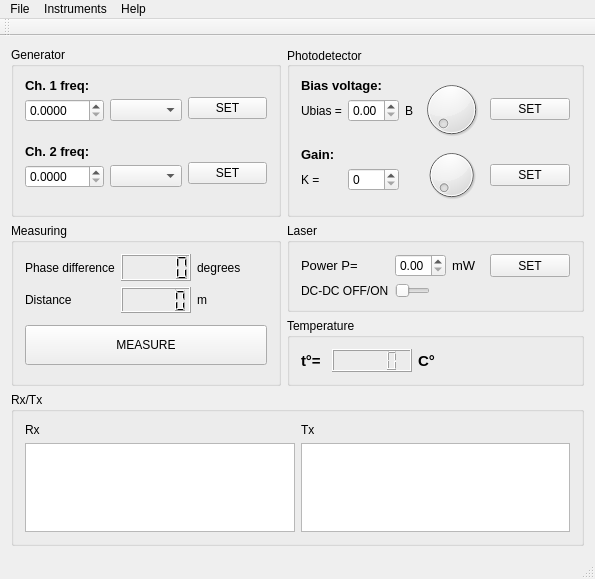
AlienDrew/lidar, file sources/presentation/ui/main_window/mainwindow.ui: the form before one commit.
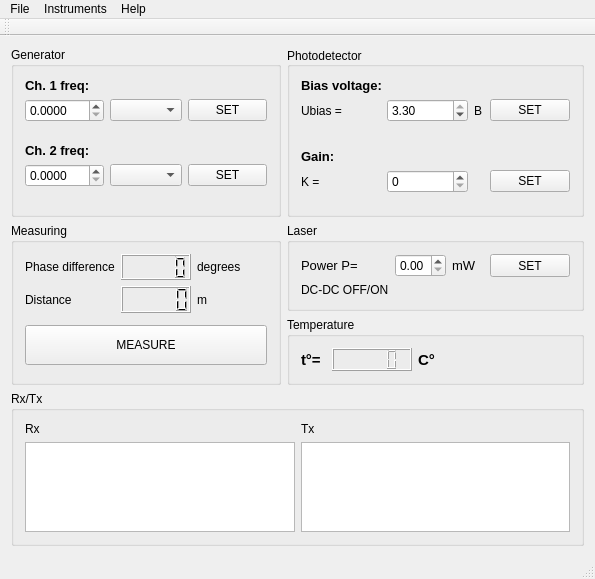
The form after the commit.

Commit message: released switch button for dc-dc, dc-dc on/off command for MCU added, small DAC uints fixes

```diff
--- a/sources/presentation/ui/main_window/mainwindow.ui
+++ b/sources/presentation/ui/main_window/mainwindow.ui
@@ -243,28 +243,6 @@
          </property>
         </widget>
        </item>
-       <item row="1" column="1">
-        <widget class="QSlider" name="pulseBoostSwitch">
-         <property name="minimumSize">
-          <size>
-           <width>0</width>
-           <height>0</height>
-          </size>
-         </property>
-         <property name="maximumSize">
-          <size>
-           <width>35</width>
-           <height>16777215</height>
-          </size>
-         </property>
-         <property name="maximum">
-          <number>1</number>
-         </property>
-         <property name="orientation">
-          <enum>Qt::Horizontal</enum>
-         </property>
-        </widget>
-       </item>
        <item row="0" column="1">
         <widget class="QDoubleSpinBox" name="laserPwrBox">
          <property name="maximum">
@@ -332,6 +310,19 @@
       <layout class="QGridLayout" name="gridLayout_3">
        <item row="0" column="0">
         <layout class="QGridLayout" name="gridLayout_2">
+         <item row="2" column="1">
+          <spacer name="verticalSpacer_2">
+           <property name="orientation">
+            <enum>Qt::Vertical</enum>
+           </property>
+           <property name="sizeHint" stdset="0">
+            <size>
+             <width>20</width>
+             <height>40</height>
+            </size>
+           </property>
+          </spacer>
+         </item>
          <item row="1" column="1">
           <widget class="QDoubleSpinBox" name="ch1Box">
            <property name="decimals">
@@ -382,9 +373,6 @@
            </property>
           </widget>
          </item>
-         <item row="4" column="2">
-          <widget class="QComboBox" name="ch2Units"/>
-         </item>
          <item row="1" column="2">
           <widget class="QComboBox" name="ch1Units"/>
          </item>
@@ -398,20 +386,36 @@
            </property>
           </widget>
          </item>
-         <item row="3" column="3" rowspan="3">
-          <widget class="QPushButton" name="setCh2Button">
-           <property name="text">
-            <string>SET</string>
+         <item row="4" column="2">
+          <widget class="QComboBox" name="ch2Units"/>
+         </item>
+         <item row="7" column="3">
+          <spacer name="verticalSpacer_3">
+           <property name="orientation">
+            <enum>Qt::Vertical</enum>
            </property>
-          </widget>
+           <property name="sizeHint" stdset="0">
+            <size>
+             <width>20</width>
+             <height>40</height>
+            </size>
+           </property>
+          </spacer>
          </item>
-         <item row="0" column="3" rowspan="3">
+         <item row="1" column="3">
           <widget class="QPushButton" name="setCh1Button">
            <property name="text">
             <string>SET</string>
            </property>
           </widget>
          </item>
+         <item row="4" column="3">
+          <widget class="QPushButton" name="setCh2Button">
+           <property name="text">
+            <string>SET</string>
+           </property>
+          </widget>
+         </item>
         </layout>
        </item>
       </layout>
@@ -440,23 +444,6 @@
       <layout class="QGridLayout" name="gridLayout_4">
        <item row="1" column="0">
         <layout class="QGridLayout" name="gridLayout_5">
-         <item row="0" column="4" rowspan="3">
-          <widget class="QPushButton" name="setBiasButton">
-           <property name="text">
-            <string>SET</string>
-           </property>
-          </widget>
-         </item>
-         <item row="3" column="3" rowspan="4">
-          <widget class="QDial" name="gainDial">
-           <property name="maximumSize">
-            <size>
-             <width>1000000</width>
-             <height>1000000</height>
-            </size>
-           </property>
-          </widget>
-         </item>
          <item row="0" column="0" colspan="3">
           <widget class="QLabel" name="label_7">
            <property name="font">
@@ -485,54 +472,6 @@
            </property>
           </widget>
          </item>
-         <item row="3" column="4" rowspan="4">
-          <widget class="QPushButton" name="setGainButton">
-           <property name="text">
-            <string>SET</string>
-           </property>
-          </widget>
-         </item>
-         <item row="4" column="1" rowspan="2">
-          <widget class="QSpinBox" name="gainBox"/>
-         </item>
-         <item row="4" column="0" rowspan="2">
-          <widget class="QLabel" name="label_10">
-           <property name="text">
-            <string>K =</string>
-           </property>
-          </widget>
-         </item>
-         <item row="0" column="3" rowspan="3">
-          <widget class="QDial" name="biasDial">
-           <property name="minimumSize">
-            <size>
-             <width>0</width>
-             <height>0</height>
-            </size>
-           </property>
-           <property name="maximumSize">
-            <size>
-             <width>1000000</width>
-             <height>1000000</height>
-            </size>
-           </property>
-           <property name="maximum">
-            <number>4</number>
-           </property>
-           <property name="tracking">
-            <bool>true</bool>
-           </property>
-           <property name="orientation">
-            <enum>Qt::Horizontal</enum>
-           </property>
-           <property name="wrapping">
-            <bool>false</bool>
-           </property>
-           <property name="notchesVisible">
-            <bool>false</bool>
-           </property>
-          </widget>
-         </item>
          <item row="1" column="0">
           <widget class="QLabel" name="label_9">
            <property name="text">
@@ -561,8 +500,51 @@
            <property name="singleStep">
             <double>0.200000000000000</double>
            </property>
+           <property name="value">
+            <double>3.300000000000000</double>
+           </property>
           </widget>
          </item>
+         <item row="4" column="0">
+          <widget class="QLabel" name="label_10">
+           <property name="text">
+            <string>K =</string>
+           </property>
+          </widget>
+         </item>
+         <item row="4" column="1">
+          <widget class="QSpinBox" name="gainBox"/>
+         </item>
+         <item row="4" column="3">
+          <widget class="QPushButton" name="setGainButton">
+           <property name="text">
+            <string>SET</string>
+           </property>
+          </widget>
+         </item>
+         <item row="0" column="3" rowspan="3">
+          <widget class="QPushButton" name="setBiasButton">
+           <property name="text">
+            <string>SET</string>
+           </property>
+          </widget>
+         </item>
+         <item row="5" column="1">
+          <spacer name="verticalSpacer">
+           <property name="orientation">
+            <enum>Qt::Vertical</enum>
+           </property>
+           <property name="sizeType">
+            <enum>QSizePolicy::Preferred</enum>
+           </property>
+           <property name="sizeHint" stdset="0">
+            <size>
+             <width>20</width>
+             <height>10</height>
+            </size>
+           </property>
+          </spacer>
+         </item>
         </layout>
        </item>
       </layout>
```
The commit also changes 8 other files.
